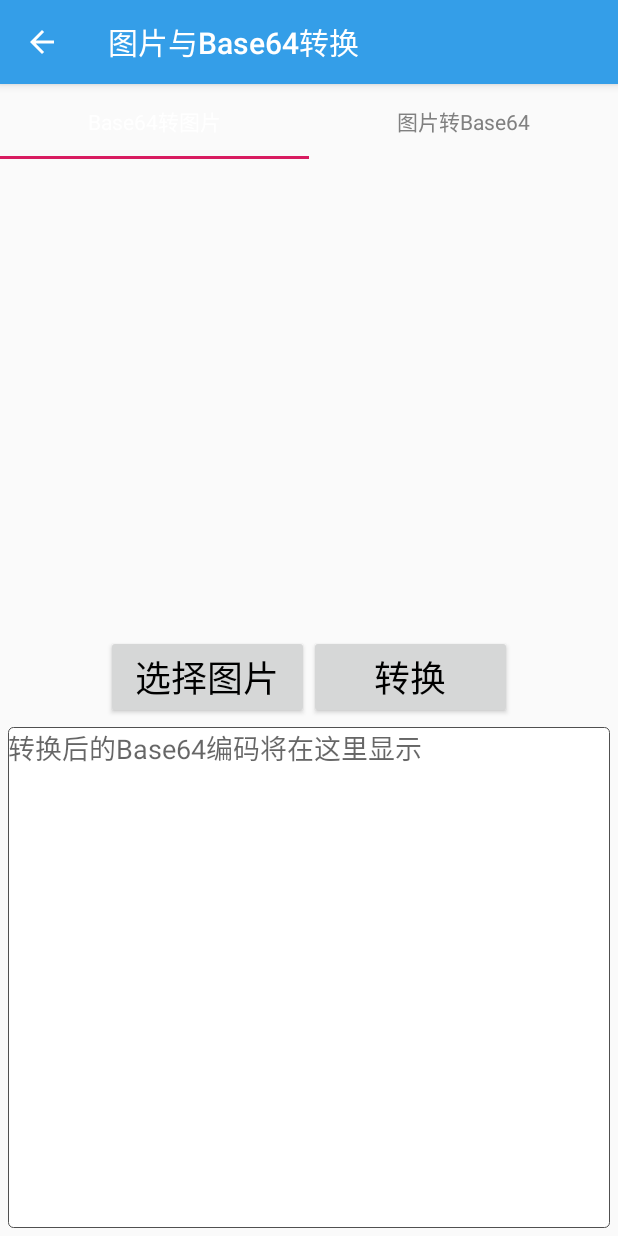
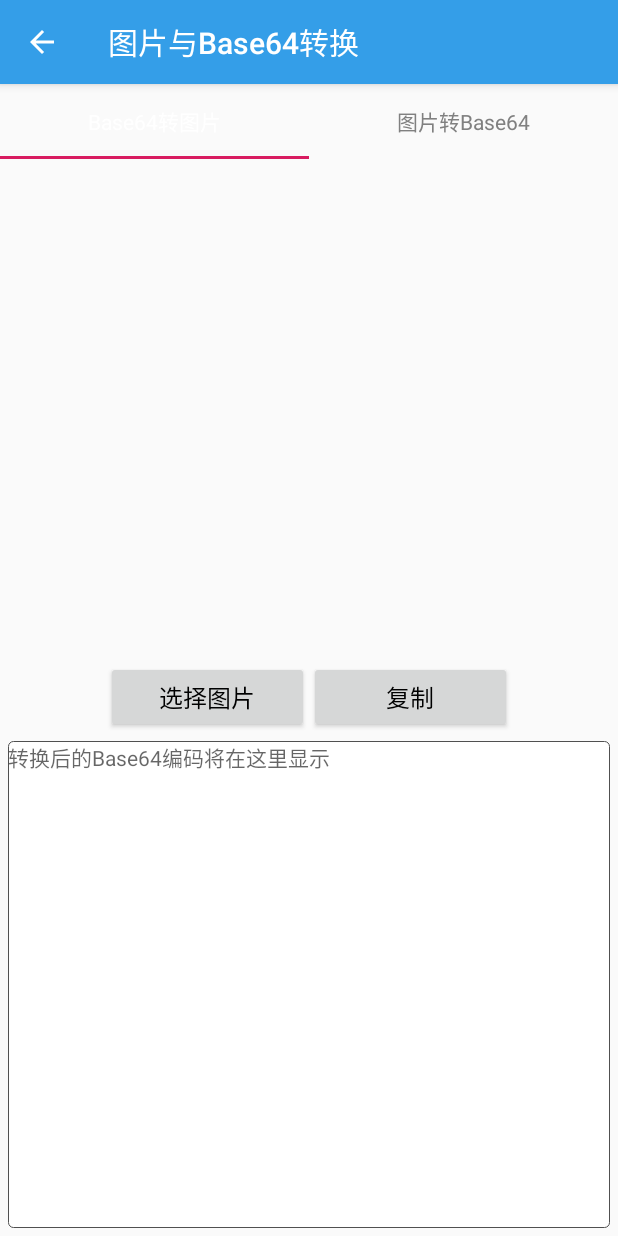
Before and after one commit to mzc6838/QRScanner, an Android app: the ConvertWithBase64 screen opened directly, with no data from a screen before it, on a phone screen of 412 x 824 dp. Run offline under Robolectric (Android 15) with nearby library versions, the phone set to English and light mode, and no system bars; pictures from the network do not load.

Commit message:
在做了在做了

```diff
--- a/app/src/main/java/xyz/mzc6838/qrscanner/activity/ConvertWithBase64.java
+++ b/app/src/main/java/xyz/mzc6838/qrscanner/activity/ConvertWithBase64.java
@@ -1,7 +1,12 @@
 package xyz.mzc6838.qrscanner.activity;
 
+import android.content.ClipData;
+import android.content.ClipboardManager;
+import android.content.Context;
 import android.content.Intent;
 import android.database.Cursor;
+import android.net.Uri;
+import android.os.TransactionTooLargeException;
 import android.provider.MediaStore;
 import android.support.v4.app.Fragment;
 import android.os.Bundle;
@@ -17,6 +22,8 @@ import android.view.ViewGroup;
 import android.widget.Button;
 import android.widget.EditText;
 import android.widget.ImageView;
+import android.widget.TextView;
+import android.widget.Toast;
 
 import com.bumptech.glide.Glide;
 
@@ -25,6 +32,7 @@ import java.util.ArrayList;
 import java.util.List;
 
 import xyz.mzc6838.qrscanner.R;
+import xyz.mzc6838.qrscanner.util.ImageUtil;
 import xyz.mzc6838.qrscanner.adapter.InnerFragmentAdapter;
 
 public class ConvertWithBase64 extends AppCompatActivity {
@@ -67,20 +75,32 @@ public class ConvertWithBase64 extends AppCompatActivity {
          * 图片转Base64格式的Fragment
          * */
 
+        Context mContext;
+
         View view;
-        Button selectImage, convertToBase64;
+        Button selectImage, copyTheResult;
         ImageView imageToShow;
-        EditText resultText;
+        TextView resultText;
+
+        ClipboardManager clipboardManager;
+
+        public static String convertResult = "";
 
         @Nullable
         @Override
         public View onCreateView(LayoutInflater inflater, @Nullable ViewGroup container, Bundle savedInstanceState) {
 
+            mContext = getContext();
+
             view = inflater.inflate(R.layout.fragment_image_to_base64, null);
 
             selectImage = view.findViewById(R.id.selectImageToBase64_Button);
-            convertToBase64 = view.findViewById(R.id.convertToBase64_Button);
+            copyTheResult = view.findViewById(R.id.copyTheResult_Button);
             imageToShow = view.findViewById(R.id.theImageThatConvertToBase64_Image);
+            resultText = view.findViewById(R.id.base64FromImage_TextView);
+
+            clipboardManager = (ClipboardManager)mContext.getSystemService(CLIPBOARD_SERVICE);
+
 
             setOnClickListener();
 
@@ -91,22 +111,67 @@ public class ConvertWithBase64 extends AppCompatActivity {
 
             selectImage.setOnClickListener((v)->{
                 Intent intent = new Intent(Intent.ACTION_PICK, MediaStore.Images.Media.EXTERNAL_CONTENT_URI);
+                Log.d("intent size", intent.toString());
                 Intent wrapperIntent = Intent.createChooser(intent, "选择图片");
+
+
                 startActivityForResult(wrapperIntent, 456);
             });
 
-            convertToBase64.setOnClickListener((v)->{
-                //TODO 转换为Base64方法实现
+
+            copyTheResult.setOnClickListener((v)->{
+
+                if(clipToClipboard() == -1){
+                    Toast.makeText(mContext, "字符串过长无法复制x", Toast.LENGTH_SHORT).show();
+                }else{
+                    Toast.makeText(mContext, "Base64编码图片已复制", Toast.LENGTH_SHORT).show();
+                }
+
             });
+        }
 
+        /**
+         * 判断字符串是否可以被粘贴到剪贴板上
+         * @return  1 可以
+         *         -1 不可以(过长)
+         * */
+        private int clipToClipboard(){
+            ClipData clipData = ClipData.newPlainText(null, convertResult);
+            try {
+                clipboardManager.setPrimaryClip(clipData);
+            }catch (Exception e){
+                return -1;
+            }
+            return 1;
         }
 
         @Override
         public void onActivityResult(int requestCode, int resultCode, Intent data) {
+
+            Log.d("request code", ""+requestCode);
+
             super.onActivityResult(requestCode, resultCode, data);
             if(requestCode == 456){
                 if(data != null){
-                    Glide.with(this).load(data.getData()).into(imageToShow);
+                    Uri uri = data.getData();
+
+                    Log.d("Uri", uri.toString());
+
+                    Glide.with(this).load(uri).into(imageToShow);
+                    String[] address = {MediaStore.Images.Media.DATA};
+                    Cursor cursor = mContext.getContentResolver().query(uri, address, null,null,null);
+                    if(cursor.moveToFirst()){
+                        int columnIndex = cursor.getColumnIndexOrThrow(MediaStore.Images.Media.DATA);
+                        final String path = cursor.getString(columnIndex);
+                        new Thread(()->{
+                            selectImage.setText("转换中...");
+                            selectImage.setClickable(false);
+                            convertResult = ImageUtil.imageToBase64(path);
+                            resultText.setText(convertResult);
+                            selectImage.setText("选择图片");
+                            selectImage.setClickable(true);
+                        }).start();
+                    }
                 }
             }
         }
--- a/app/src/main/res/layout/fragment_image_to_base64.xml
+++ b/app/src/main/res/layout/fragment_image_to_base64.xml
@@ -25,26 +25,35 @@
             android:layout_width="135dp"
             android:layout_height="wrap_content"
             android:text="选择图片"
-            android:textSize="24sp"
+            android:textSize="16sp"
             android:id="@+id/selectImageToBase64_Button"/>
         <Button
             android:layout_width="135dp"
             android:layout_height="wrap_content"
-            android:text="转换"
-            android:textSize="24sp"
-            android:id="@+id/convertToBase64_Button"/>
+            android:text="复制"
+            android:textSize="16sp"
+            android:id="@+id/copyTheResult_Button"/>
 
     </LinearLayout>
 
-    <EditText
+    <TextView
         android:layout_width="match_parent"
-        android:layout_height="wrap_content"
+        android:layout_height="0dp"
         android:layout_weight="1"
         android:gravity="top"
         android:layout_margin="5dp"
-        android:inputType="textMultiLine"
-        android:id="@+id/base64FromImage_EditText"
+        android:id="@+id/base64FromImage_TextView"
         android:background="@drawable/edit_base64_bg"
         android:hint="转换后的Base64编码将在这里显示"/>
 
+<!--    <EditText-->
+<!--        android:layout_width="match_parent"-->
+<!--        android:layout_height="0dp"-->
+<!--        android:layout_weight="1"-->
+<!--        android:gravity="top"-->
+<!--        android:layout_margin="5dp"-->
+<!--        android:id="@+id/base64FromImage_EditText"-->
+<!--        android:background="@drawable/edit_base64_bg"-->
+<!--        android:hint="转换后的Base64编码将在这里显示"/>-->
+
 </LinearLayout>
```
Also changed, not shown: 1 other file.
